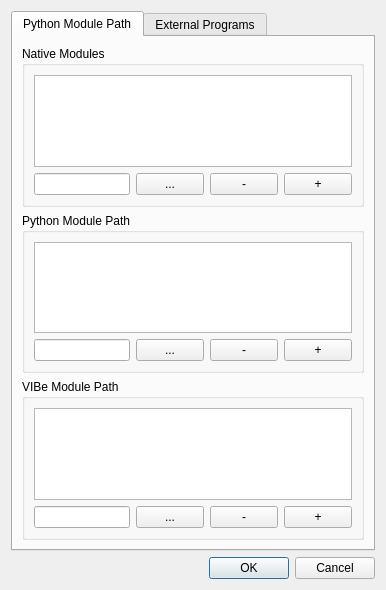
The window that src/libdynamind-gui/preferences.ui (iut-ibk/DynaMind-ToolBox) describes before a commit, drawn with Qt 5.
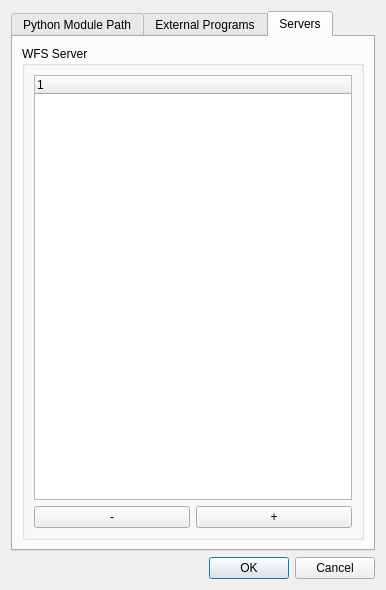
The same window after the commit.

Commit message: added wfs server to preferences

Patch:
```diff
--- a/src/libdynamind-gui/preferences.ui
+++ b/src/libdynamind-gui/preferences.ui
@@ -20,7 +20,7 @@
    <item>
     <widget class="QTabWidget" name="tabWidget">
      <property name="currentIndex">
-      <number>0</number>
+      <number>2</number>
      </property>
      <widget class="QWidget" name="tab">
       <attribute name="title">
@@ -280,6 +280,67 @@
        </item>
       </layout>
      </widget>
+     <widget class="QWidget" name="tab_3">
+      <attribute name="title">
+       <string>Servers</string>
+      </attribute>
+      <layout class="QVBoxLayout" name="verticalLayout_4">
+       <item>
+        <widget class="QGroupBox" name="groupBox_4">
+         <property name="minimumSize">
+          <size>
+           <width>0</width>
+           <height>100</height>
+          </size>
+         </property>
+         <property name="title">
+          <string>WFS Server</string>
+         </property>
+         <layout class="QGridLayout" name="gridLayout_7">
+          <item row="1" column="0">
+           <layout class="QGridLayout" name="gridLayout_8">
+            <item row="1" column="1">
+             <widget class="QPushButton" name="pushButton_remove_wfs">
+              <property name="minimumSize">
+               <size>
+                <width>10</width>
+                <height>0</height>
+               </size>
+              </property>
+              <property name="text">
+               <string>-</string>
+              </property>
+             </widget>
+            </item>
+            <item row="1" column="2">
+             <widget class="QPushButton" name="pushButton_add_wfs">
+              <property name="minimumSize">
+               <size>
+                <width>10</width>
+                <height>0</height>
+               </size>
+              </property>
+              <property name="text">
+               <string>+</string>
+              </property>
+             </widget>
+            </item>
+            <item row="0" column="1" colspan="2">
+             <widget class="QTreeWidget" name="treeWidget_wfs_server">
+              <column>
+               <property name="text">
+                <string notr="true">1</string>
+               </property>
+              </column>
+             </widget>
+            </item>
+           </layout>
+          </item>
+         </layout>
+        </widget>
+       </item>
+      </layout>
+     </widget>
     </widget>
    </item>
    <item>
```
The commit also changes 6 other files.
